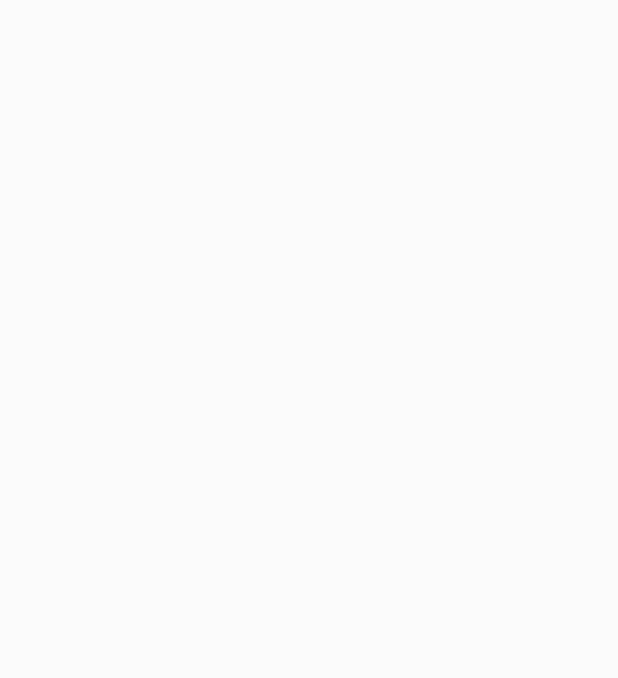
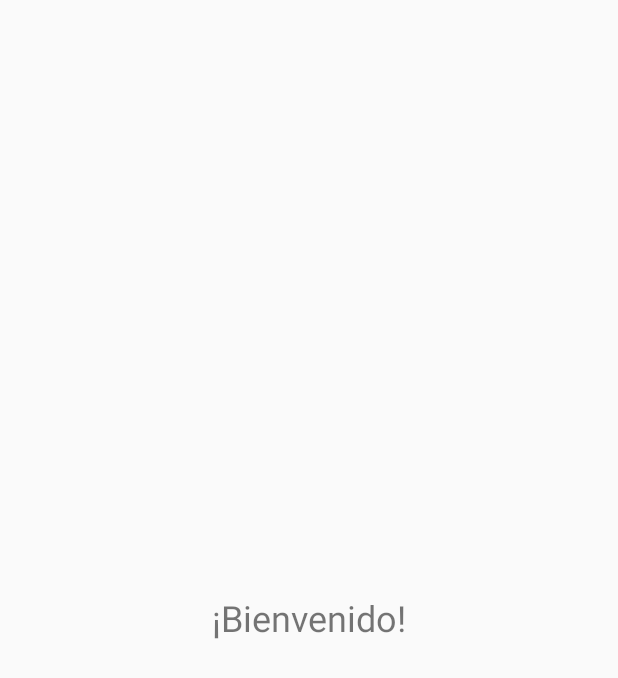
Before and after one commit to Gutierrez29/TrujilloTaste, an Android app: the inicioActivity screen opened directly, with no data from a screen before it, on a phone screen of 412 x 824 dp. Before the commit the part shown is empty. Shown: the top 678 px of the screen. Run offline under Robolectric (Android 15) with nearby library versions, the light colour scheme and no system bars.

```diff
--- a/app/src/main/res/layout/activity_inicio.xml
+++ b/app/src/main/res/layout/activity_inicio.xml
@@ -7,4 +7,17 @@
     android:layout_height="match_parent"
     tools:context="inicioActivity">
 
+    <LinearLayout xmlns:android="http://schemas.android.com/apk/res/android"
+        android:layout_width="match_parent"
+        android:layout_height="match_parent"
+        android:gravity="center"
+        android:orientation="vertical">
+
+        <TextView
+            android:layout_width="wrap_content"
+            android:layout_height="wrap_content"
+            android:text="¡Bienvenido!"
+            android:textSize="24sp" />
+
+    </LinearLayout>
 </androidx.constraintlayout.widget.ConstraintLayout>
```
